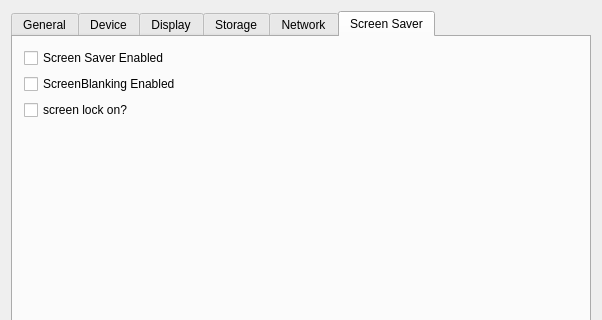
Before: the Qt Designer form examples/sysinfo/dialog.ui in qtproject/qt-mobility, drawn with Qt 5; both pictures show x 0 to 602 and y 0 to 320 of the 602 by 516 pixel window.
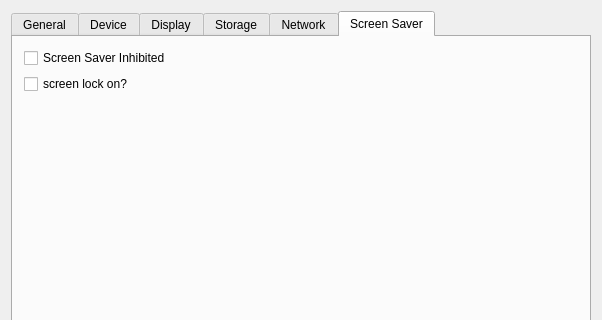
After: the same form once the commit is applied. The open tabs and pages were chosen to show the change.

Commit message: remove screensaver blanking

Diff of the .ui file:
```diff
--- a/examples/sysinfo/dialog.ui
+++ b/examples/sysinfo/dialog.ui
@@ -927,25 +927,18 @@
        <item row="0" column="0" colspan="3">
         <widget class="QCheckBox" name="saverEnabledCheckBox">
          <property name="text">
-          <string>Screen Saver Enabled</string>
+          <string>Screen Saver Inhibited</string>
          </property>
         </widget>
        </item>
-       <item row="1" column="0" colspan="2">
-        <widget class="QCheckBox" name="screenBlankingCheckBox">
-         <property name="text">
-          <string>ScreenBlanking Enabled</string>
-         </property>
-        </widget>
-       </item>
-       <item row="2" column="0">
+       <item row="1" column="0">
         <widget class="QCheckBox" name="screenLockCheckBox">
          <property name="text">
           <string>screen lock on?</string>
          </property>
         </widget>
        </item>
-       <item row="3" column="1" colspan="2">
+       <item row="2" column="1" colspan="2">
         <spacer name="verticalSpacer">
          <property name="orientation">
           <enum>Qt::Vertical</enum>
```
